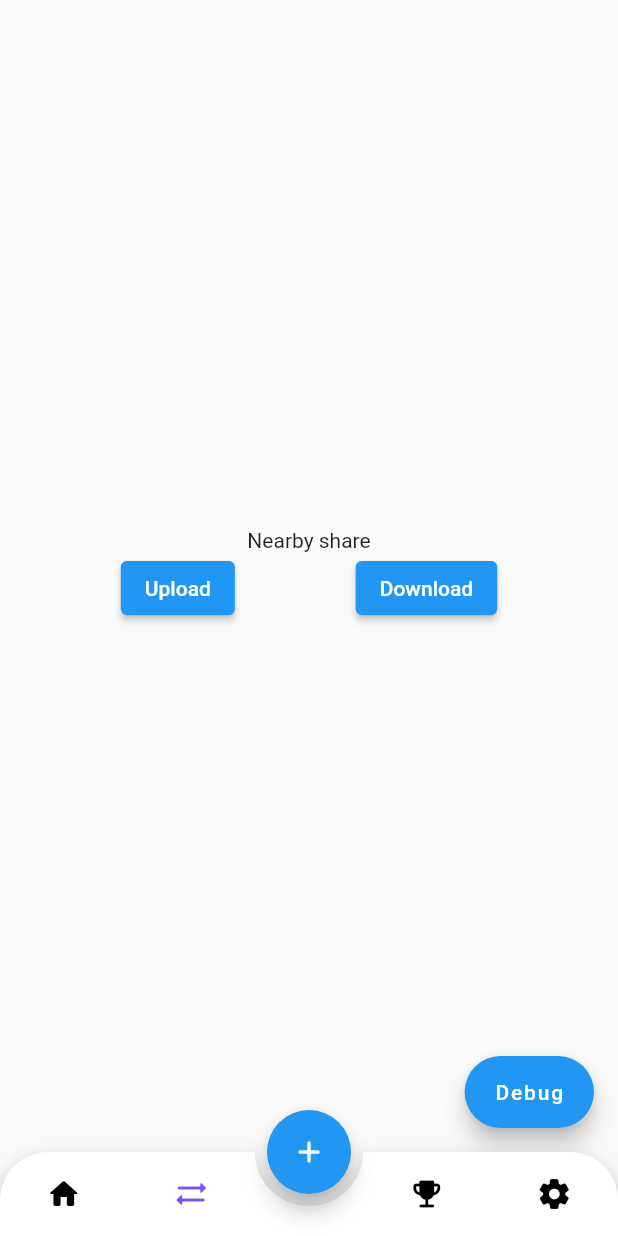
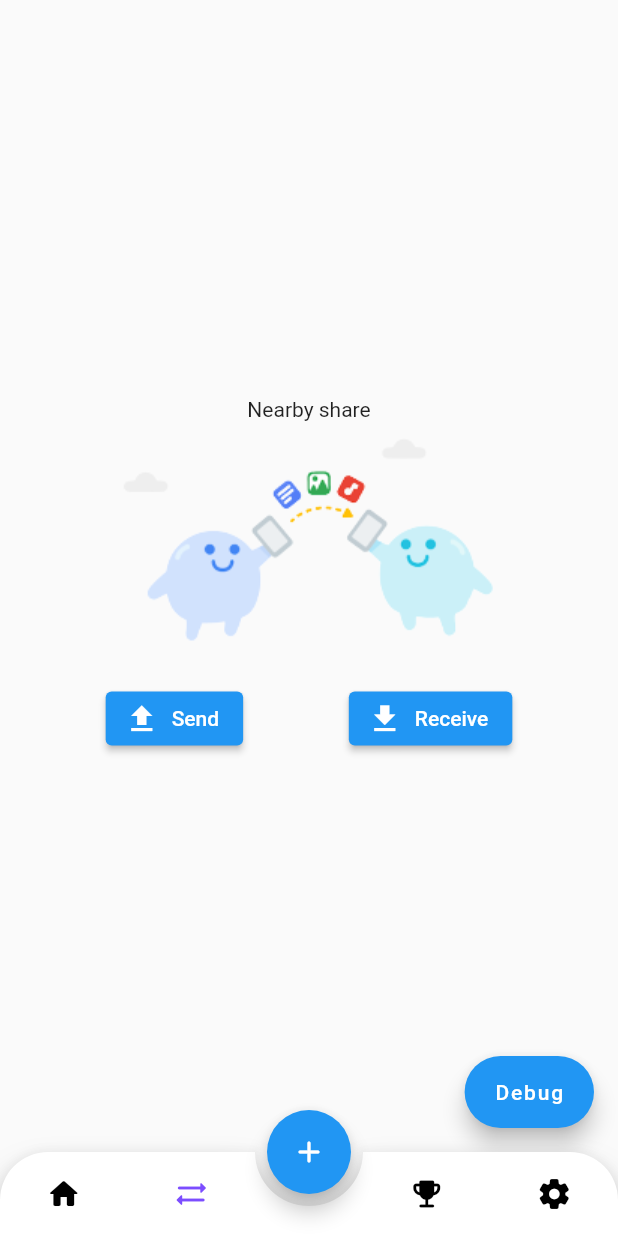
Before and after one commit to Pengrey/ICM, a Flutter app: the screen it shows after launch, item 2 of the bottom bar chosen, on a phone screen of 412 x 824 dp. Run offline on Flutter 3.47's test engine with Material 2 defaults, Android fonts, the phone set to English and light mode, and no system bars; drawn by our look-alikes of animated_bottom_navigation_bar; our stand-ins replace badges, charts_flutter, flutter_form_builder, image_picker; missing offline and left inert: nearby_connections; network calls fail.

Commit message:
added nearby image and better buttons

```diff
--- a/wandereye/lib/main.dart
+++ b/wandereye/lib/main.dart
@@ -304,16 +304,23 @@
           const Text(
             "Nearby share",
           ),
+          const Image(image: AssetImage('assets/nearbySharing.png')),
           Row(
             mainAxisAlignment: MainAxisAlignment.spaceEvenly,
             children: <Widget>[
-              ElevatedButton(
-                  child: const Text("Upload"),
+              ElevatedButton.icon(
+                  icon: const Icon(
+                    Icons.upload,
+                  ),
+                  label: const Text("Send"),
                   onPressed: () {
                     prePermitions();
                   }),
-              ElevatedButton(
-                  child: const Text("Download"),
+              ElevatedButton.icon(
+                  icon: const Icon(
+                    Icons.download,
+                  ),
+                  label: const Text("Receive"),
                   onPressed: () {
                     prePermitions();
                   }),
--- a/wandereye/pubspec.yaml
+++ b/wandereye/pubspec.yaml
@@ -63,8 +63,8 @@
   uses-material-design: true
 
   # To add assets to your application, add an assets section, like this:
-  # assets:
-  #   - images/a_dot_burr.jpeg
+  assets:
+    - assets/
   #   - images/a_dot_ham.jpeg
 
   # An image asset can refer to one or more resolution-specific "variants", see
```
Also changed, not shown: wandereye/assets/nearbySharing.png (added).
